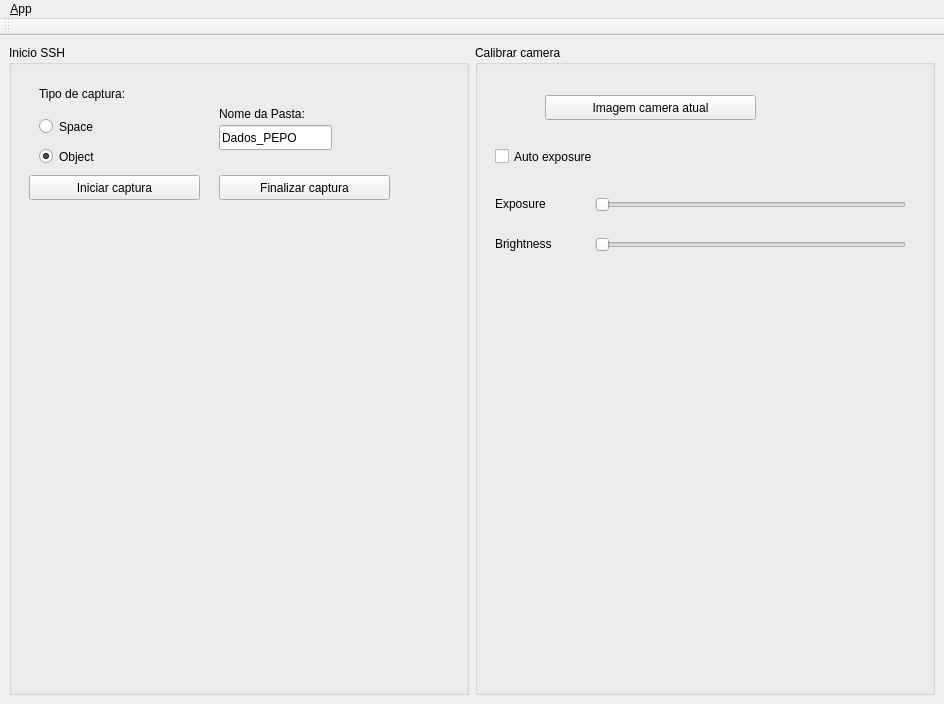
This is programinha/ui/main_window.ui in viniciusvidal2/PEPO_antigo as Qt 5 draws it before an edit. The edited form follows.
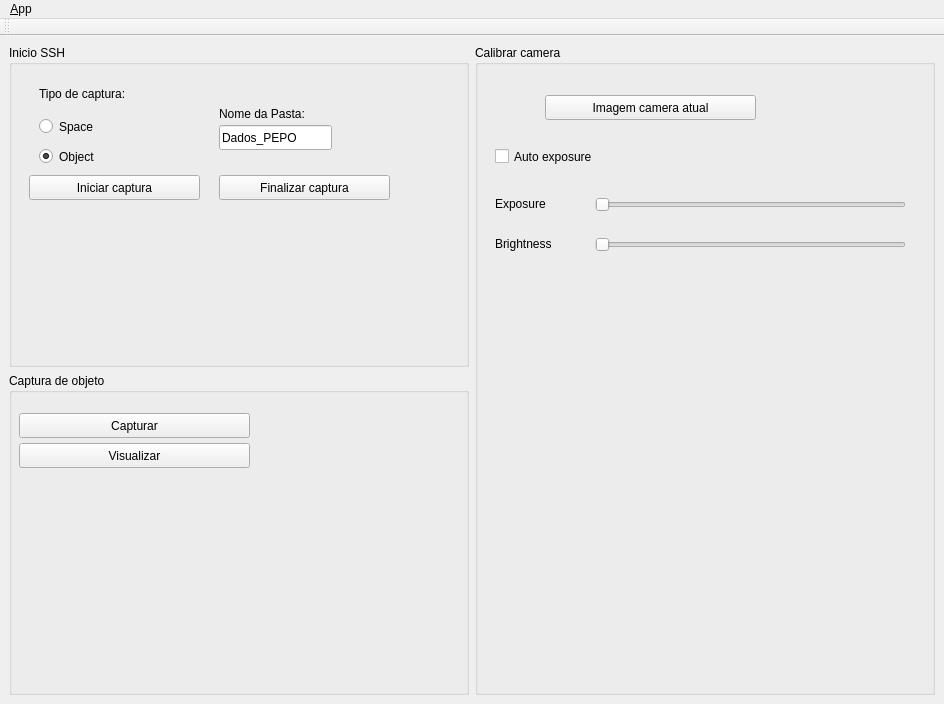
This is the edited form. Icons and pictures are not drawn.

Diff of the .ui file:
```diff
--- a/programinha/ui/main_window.ui
+++ b/programinha/ui/main_window.ui
@@ -23,6 +23,8 @@
   <widget class="QWidget" name="centralwidget">
    <layout class="QHBoxLayout">
     <item>
+     <layout class="QVBoxLayout" name="verticalLayout">
+      <item>
      <widget class="QGroupBox" name="groupBox_iniciossh">
       <property name="title">
        <string>Inicio SSH</string>
@@ -122,6 +124,41 @@
        </property>
       </widget>
      </widget>
+      </item>
+      <item>
+       <widget class="QGroupBox" name="groupBox_controlecapturaobjeto">
+        <property name="title">
+         <string>Captura de objeto</string>
+        </property>
+        <widget class="QPushButton" name="pushButton_capturar">
+         <property name="geometry">
+          <rect>
+           <x>10</x>
+           <y>40</y>
+           <width>231</width>
+           <height>25</height>
+          </rect>
+         </property>
+         <property name="text">
+          <string>Capturar</string>
+         </property>
+        </widget>
+        <widget class="QPushButton" name="pushButton_visualizar">
+         <property name="geometry">
+          <rect>
+           <x>10</x>
+           <y>70</y>
+           <width>231</width>
+           <height>25</height>
+          </rect>
+         </property>
+         <property name="text">
+          <string>Visualizar</string>
+         </property>
+        </widget>
+       </widget>
+      </item>
+     </layout>
     </item>
     <item>
      <widget class="QGroupBox" name="groupBox_calibrarcamera">
```
Lines whose indentation alone changed are shown as unchanged.
